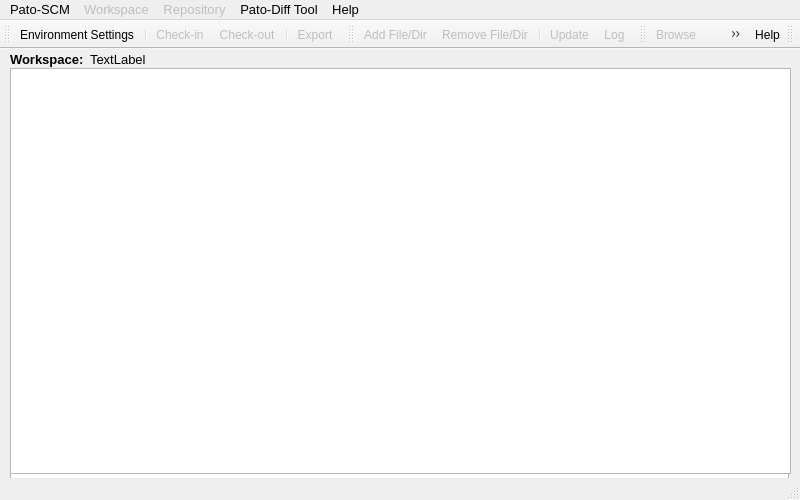
First picture: the form in patoGUI/mainwindow.ui, repository matherthal/pato-scm, before the edit.
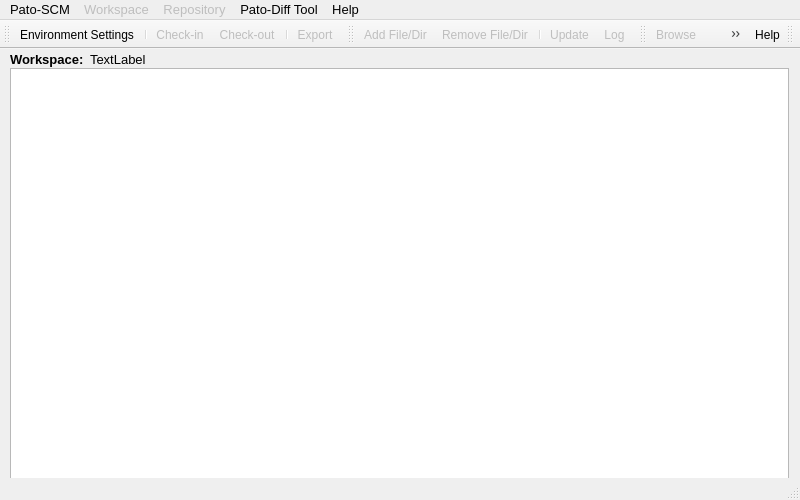
Second picture: the form after the edit. Icons and pictures are not drawn.

What changed in the file:
```diff
--- a/patoGUI/mainwindow.ui
+++ b/patoGUI/mainwindow.ui
@@ -94,19 +94,6 @@
      <string>TextLabel</string>
     </property>
    </widget>
-   <widget class="QTableView" name="tableView">
-    <property name="geometry">
-     <rect>
-      <x>10</x>
-      <y>19</y>
-      <width>781</width>
-      <height>406</height>
-     </rect>
-    </property>
-    <attribute name="verticalHeaderVisible">
-     <bool>false</bool>
-    </attribute>
-   </widget>
   </widget>
   <widget class="QMenuBar" name="menuBar">
    <property name="geometry">
```
